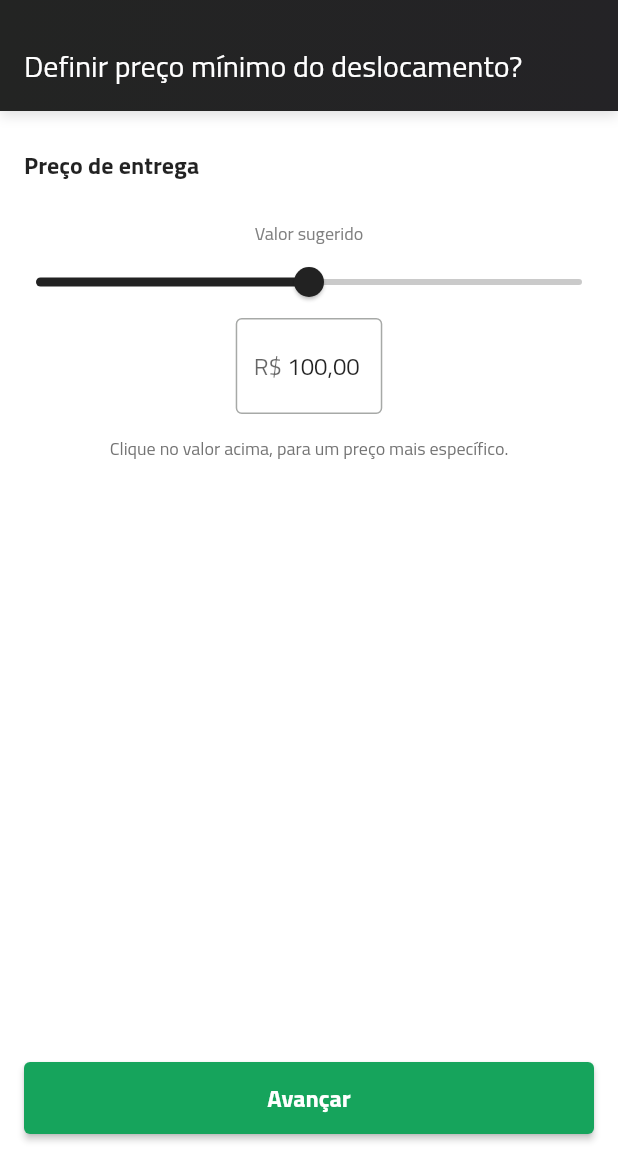
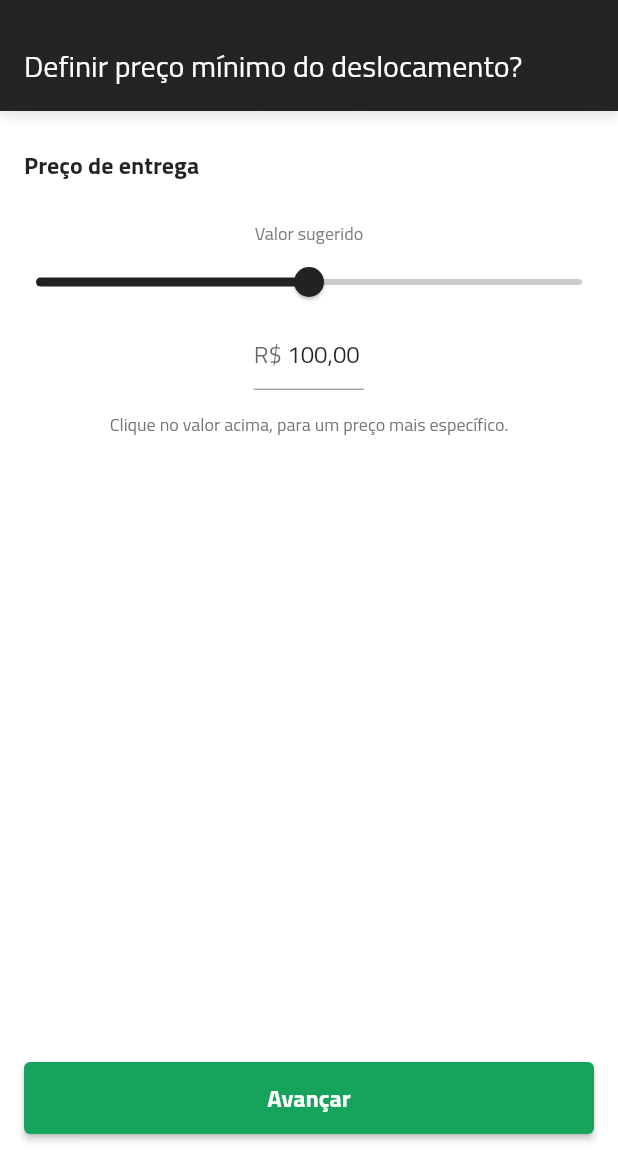
Before and after one commit to andrehmarcilio/fluvver-jera-test, a Flutter app: the PrecoFormView screen opened directly, on a phone screen of 412 x 824 dp, the part 78-1236 px from its top. Run offline on Flutter 3.47's test engine with Material 2 defaults, Android fonts, the phone set to English and light mode, and no system bars; our stand-ins replace flutter_svg.

Commit message:
Correções de Layout no IOS - SafeArea

```diff
--- a/lib/presentation/viagemForm/view/preco_form_view.dart
+++ b/lib/presentation/viagemForm/view/preco_form_view.dart
@@ -56,7 +56,8 @@ class _PrecoFormViewState extends State<PrecoFormView> {
                         child: TextField(
                           controller: _precoController,
                           decoration: const InputDecoration(
-                            prefix: Text("R\$ ")
+                            prefix: Text("R\$ "),
+                            border: UnderlineInputBorder()
                           ),
                         ),
                       ),
--- a/lib/presentation/viagemForm/widget/custom_app_bar.dart
+++ b/lib/presentation/viagemForm/widget/custom_app_bar.dart
@@ -24,6 +24,7 @@ class CustomAppBar extends StatelessWidget {
       decoration:
           const BoxDecoration(gradient: linearGradiente, boxShadow: [shadow]),
       child: SafeArea(
+        bottom: false,
         child: Column(
           crossAxisAlignment: CrossAxisAlignment.start,
           children: [
--- a/lib/presentation/viagemForm/widget/custom_elevated_button.dart
+++ b/lib/presentation/viagemForm/widget/custom_elevated_button.dart
@@ -10,7 +10,8 @@ class CustomElevatedButton extends StatelessWidget {
 
   @override
   Widget build(BuildContext context) {
-    return Padding(
+    return SafeArea(
+      child: Padding(
         padding: const EdgeInsets.all(16),
         child: SizedBox(
           width: double.infinity,
@@ -23,6 +24,7 @@ class CustomElevatedButton extends StatelessWidget {
             ),
           ),
         ),
+      ),
     );
   }
 }
```
Lines whose indentation alone changed are shown as unchanged.
